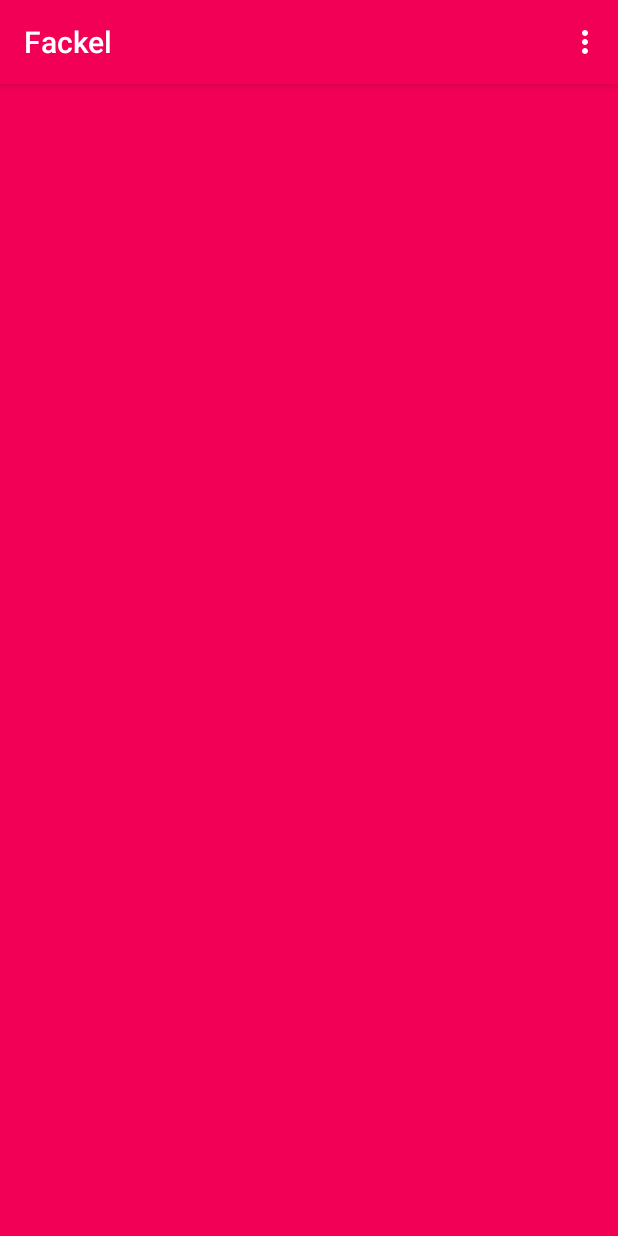
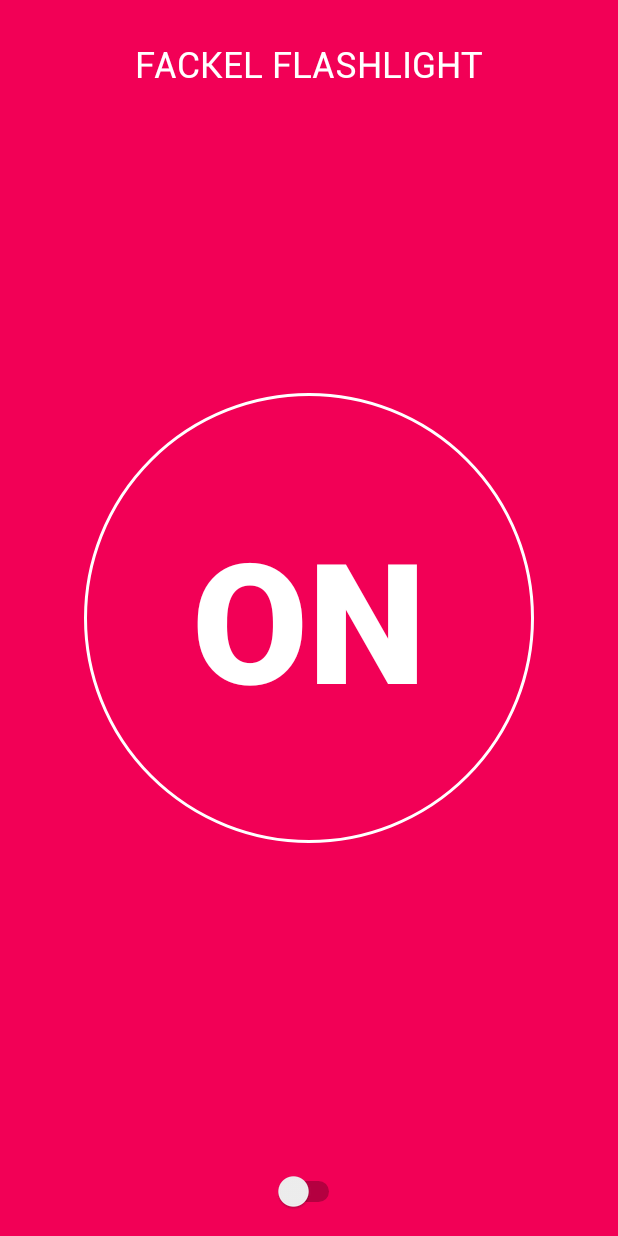
Before and after one commit to MQ9Realper/fackel, an Android app: the screen it shows after launch (MainActivity), on a phone screen of 412 x 824 dp. Before the commit the screen is almost empty. Run offline under Robolectric (Android 15) with nearby library versions, the phone set to English and light mode, and no system bars.

Commit message:
Add new launcher icons Add new string values Add new font asset Assign new typeface to the app's textview

```diff
--- a/Fackel/app/src/main/java/dennismwebia/com/fackel/MainActivity.java
+++ b/Fackel/app/src/main/java/dennismwebia/com/fackel/MainActivity.java
@@ -1,9 +1,10 @@
 package dennismwebia.com.fackel;
 
+import android.content.res.AssetManager;
+import android.graphics.Typeface;
 import android.support.v7.app.AppCompatActivity;
 import android.os.Bundle;
-import android.view.Menu;
-import android.view.MenuItem;
+import android.widget.TextView;
 
 public class MainActivity extends AppCompatActivity {
 
@@ -11,27 +12,12 @@ public class MainActivity extends AppCompatActivity {
 	protected void onCreate(Bundle savedInstanceState) {
 		super.onCreate(savedInstanceState);
 		setContentView(R.layout.activity_main);
+
+		TextView textFlashLight = (TextView)findViewById(R.id.text_flashlight);
+		AssetManager assetManager = getAssets();
+		Typeface typeface = Typeface.createFromAsset(assetManager, "fonts/RobotoRegular.ttf");
+		textFlashLight.setTypeface(typeface);
+
 	}
 
-	@Override
-	public boolean onCreateOptionsMenu(Menu menu) {
-		// Inflate the menu; this adds items to the action bar if it is present.
-		getMenuInflater().inflate(R.menu.menu_main, menu);
-		return true;
-	}
-
-	@Override
-	public boolean onOptionsItemSelected(MenuItem item) {
-		// Handle action bar item clicks here. The action bar will
-		// automatically handle clicks on the Home/Up button, so long
-		// as you specify a parent activity in AndroidManifest.xml.
-		int id = item.getItemId();
-
-		//noinspection SimplifiableIfStatement
-		if (id == R.id.action_settings) {
-			return true;
-		}
-
-		return super.onOptionsItemSelected(item);
-	}
 }
--- /dev/null
+++ b/Fackel/app/src/main/res/drawable/flashlight_indicator.xml
@@ -0,0 +1,12 @@
+<?xml version="1.0" encoding="utf-8"?>
+<selector xmlns:android="http://schemas.android.com/apk/res/android">
+    <item android:state_pressed="false">
+        <shape android:shape="rectangle">
+            <stroke android:color="#ffffff" android:width="2dp"/>
+            <corners android:bottomLeftRadius="300dp"
+                     android:bottomRightRadius="300dp"
+                     android:topLeftRadius="300dp"
+                     android:topRightRadius="300dp"/>
+        </shape>
+    </item>
+</selector>
--- a/Fackel/app/src/main/res/layout/activity_main.xml
+++ b/Fackel/app/src/main/res/layout/activity_main.xml
@@ -3,10 +3,42 @@
                 android:layout_width="match_parent"
                 android:layout_height="match_parent"
                 android:background="@color/colorPrimary"
+                android:paddingBottom="@dimen/activity_vertical_margin"
                 android:paddingLeft="@dimen/activity_horizontal_margin"
                 android:paddingRight="@dimen/activity_horizontal_margin"
                 android:paddingTop="@dimen/activity_vertical_margin"
-                android:paddingBottom="@dimen/activity_vertical_margin"
                 tools:context=".MainActivity">
 
+    <TextView
+        android:id="@+id/text_flashlight"
+        android:layout_width="wrap_content"
+        android:layout_height="wrap_content"
+        android:layout_alignParentTop="true"
+        android:layout_centerHorizontal="true"
+        android:layout_marginTop="10dp"
+        android:text="@string/app_title"
+        android:textAppearance="?android:attr/textAppearanceMedium"
+        android:textColor="#ffffff"
+        android:textSize="24sp"
+        android:textStyle="bold"/>
+
+    <Button
+        android:id="@+id/button"
+        android:layout_width="300dp"
+        android:layout_height="300dp"
+        android:layout_centerHorizontal="true"
+        android:layout_centerVertical="true"
+        android:background="@drawable/flashlight_indicator"
+        android:text="@string/flashlight_on"
+        android:textColor="#ffffff"
+        android:textSize="112sp"
+        android:textStyle="bold"/>
+
+    <Switch
+        android:id="@+id/switch1"
+        android:layout_width="wrap_content"
+        android:layout_height="wrap_content"
+        android:layout_alignParentBottom="true"
+        android:layout_centerHorizontal="true"/>
+
 </RelativeLayout>
--- a/Fackel/app/src/main/res/values/strings.xml
+++ b/Fackel/app/src/main/res/values/strings.xml
@@ -1,6 +1,6 @@
 <resources>
     <string name="app_name">Fackel</string>
-
-    <string name="hello_world">Hello world!</string>
-    <string name="action_settings">Settings</string>
+    <string name="app_title">FACKEL FLASHLIGHT</string>
+    <string name="flashlight_on">ON</string>
+    <string name="flashlight_off">OFF</string>
 </resources>
--- a/Fackel/app/src/main/res/values/styles.xml
+++ b/Fackel/app/src/main/res/values/styles.xml
@@ -1,13 +1,11 @@
 <resources>
 
     <!-- Base application theme. -->
-    <style name="AppTheme" parent="Theme.AppCompat">
+    <style name="AppTheme" parent="Theme.AppCompat.Light.NoActionBar">
         <!-- Customize your theme here. -->
         <item name="colorPrimary">@color/colorPrimary</item>
         <item name="colorPrimaryDark">@color/colorPrimaryDark</item>
         <item name="colorAccent">@color/colorAccent</item>
-        <item name="textColorPrimary">@color/textColorPrimary</item>
-        <item name="windowBackground">@color/colorPrimary</item>
     </style>
 
 </resources>
```
Also changed, not shown: Fackel/app/src/main/assets/fonts/RobotoRegular.ttf (added), Fackel/app/src/main/ic_launcher-web.png (added), Fackel/app/src/main/res/mipmap-hdpi/ic_launcher.png, Fackel/app/src/main/res/mipmap-mdpi/ic_launcher.png, Fackel/app/src/main/res/mipmap-xhdpi/ic_launcher.png, Fackel/app/src/main/res/mipmap-xxhdpi/ic_launcher.png, Fackel/app/src/main/res/mipmap-xxxhdpi/ic_launcher.png (added), 1 other file.
